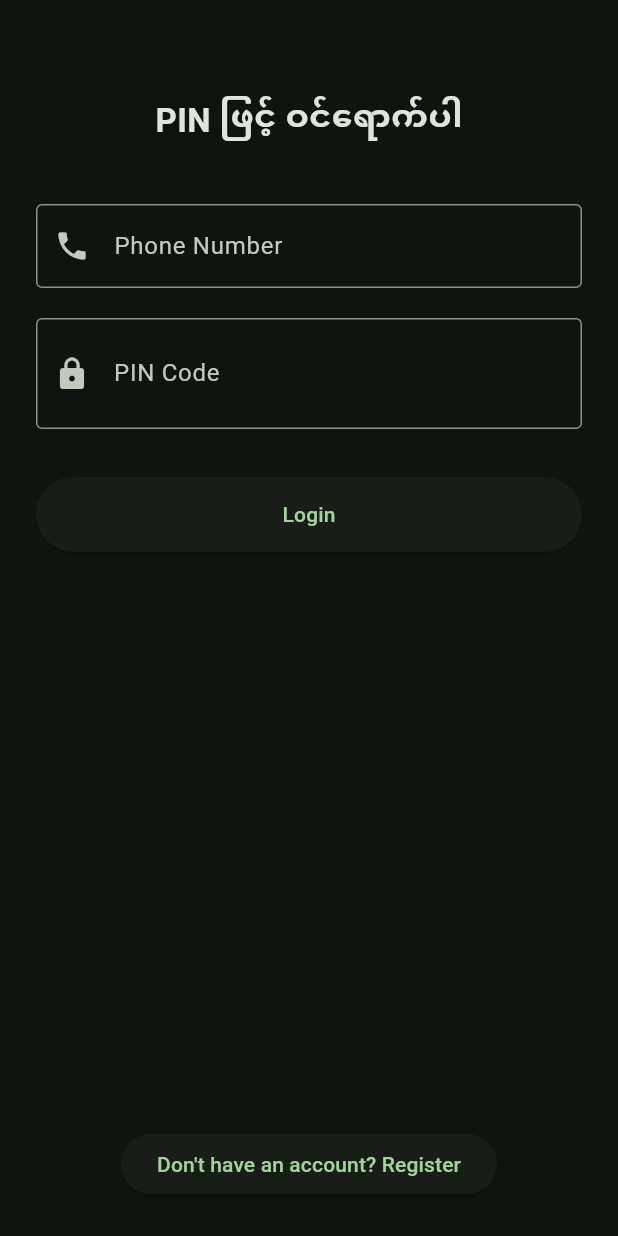
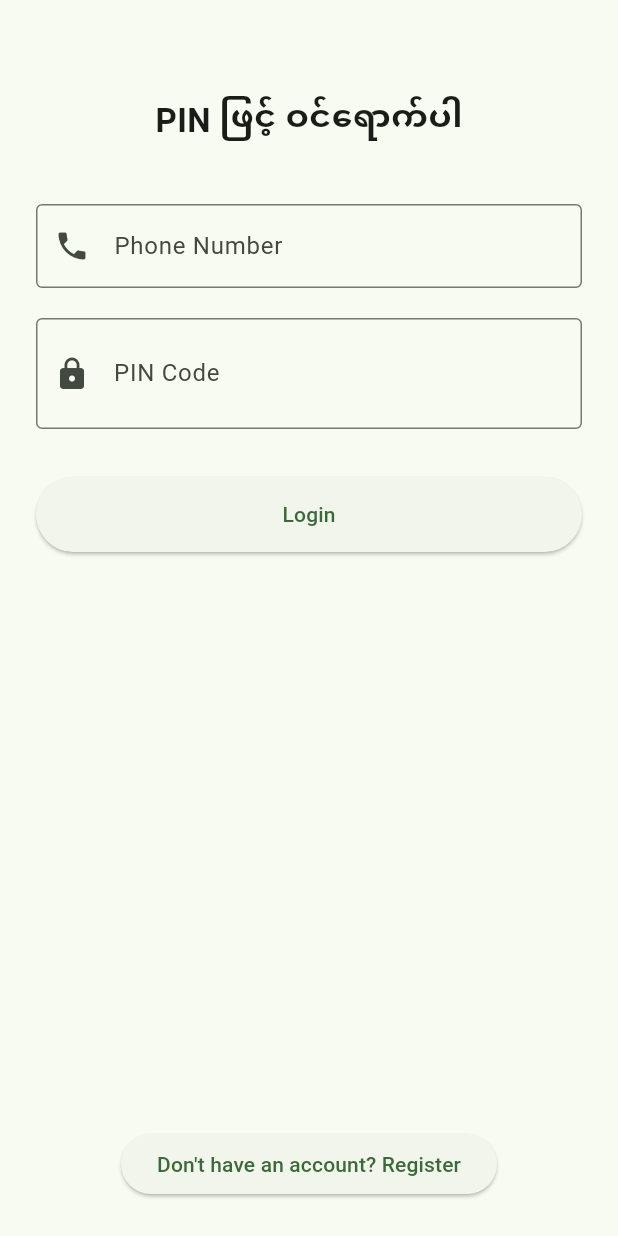
Before and after one commit to thanwannahtun/CheyNgar-App, a Flutter app: the screen it shows after launch, on a phone screen of 412 x 824 dp. Run offline on Flutter 3.47's test engine with Material 3 defaults, Android fonts, the phone set to English and light mode, and no system bars; our stand-ins replace date_time_picker, dio, equatable, flutter_bloc, lottie, pretty_dio_logger and 1 more; network calls fail; Roboto replaces fonts that are missing (Pyidaungsu).

Commit message:
feat: support us fix: auth issues

```diff
--- a/lib/core/api_utils/logout_interceptor.dart
+++ b/lib/core/api_utils/logout_interceptor.dart
@@ -1,6 +1,6 @@
+import 'package:chey_ngar/ui/screens/pin_auth_screen.dart';
 import 'package:dio/dio.dart';
 import 'package:flutter/material.dart';
-import '../../ui/screens/auth/login_screen.dart';
 
 import '../../data/share_preference.dart';
 import '../../main.dart';
@@ -22,7 +22,7 @@ class LogoutInterceptor extends Interceptor {
 
 _logoutUserAndDeleteCredential() async {
   navigatorKey.currentState?.pushAndRemoveUntil(
-    MaterialPageRoute(builder: (context) => LoginScreen()),
+    MaterialPageRoute(builder: (context) => PinAuthScreen()),
     (route) => false,
   );
   await SharePreference.instance.clearAll();
--- a/lib/main.dart
+++ b/lib/main.dart
@@ -54,7 +54,7 @@ class MyApp extends StatelessWidget {
         child: MaterialApp(
           title: 'အချေးအငှား',
           navigatorKey: navigatorKey,
-          themeMode: ThemeMode.dark,
+          themeMode: ThemeMode.system,
           theme: buildLightTheme(),
           darkTheme: buildDarkTheme(),
           onGenerateRoute: RouteGenerator.onGenerateRoute,
--- a/lib/ui/screens/auth/login_screen.dart
+++ b/lib/ui/screens/auth/login_screen.dart
@@ -47,6 +47,7 @@ class _LoginScreenState extends State<LoginScreen> {
             (route) => false,
           );
         }
+        if (state.registerStatus == BlocStatus.success) {}
         if (state.status == BlocStatus.failure) {
           ScaffoldMessenger.of(context).showSnackBar(
             SnackBar(content: Text(state.message ?? "Something went wrong!")),
--- a/lib/ui/screens/pin_auth_screen.dart
+++ b/lib/ui/screens/pin_auth_screen.dart
@@ -53,7 +53,10 @@ class _PinAuthScreenState extends State<PinAuthScreen> {
 
   @override
   Widget build(BuildContext context) {
-    return BlocListener<AuthCubit, AuthState>(
+    return MultiBlocListener(
+      listeners: [
+        BlocListener<AuthCubit, AuthState>(
+          listenWhen: (p, c) => p.status != c.status,
           listener: (context, state) {
             if (state.status == BlocStatus.success) {
               Navigator.pushNamedAndRemoveUntil(
@@ -62,17 +65,21 @@ class _PinAuthScreenState extends State<PinAuthScreen> {
                 (_) => false,
               );
             }
-        if (state.registerStatus == BlocStatus.success) {
-          Navigator.pushNamedAndRemoveUntil(
-            context,
-            RouteNames.app,
-            (_) => false,
-          );
-        }
-
             if (state.status == BlocStatus.failure) {
               ScaffoldMessenger.of(context).showSnackBar(
                 SnackBar(content: Text(state.message ?? "Login failed")),
+              );
+            }
+          },
+        ),
+
+        BlocListener<AuthCubit, AuthState>(
+          listenWhen: (p, c) => p.registerStatus != c.registerStatus,
+          listener: (context, state) {
+            if (state.registerStatus == BlocStatus.success) {
+              setState(() => isRegistration = false);
+              ScaffoldMessenger.of(context).showSnackBar(
+                SnackBar(content: Text("Register success\nLogin again!")),
               );
             }
             if (state.registerStatus == BlocStatus.failure) {
@@ -81,6 +88,8 @@ class _PinAuthScreenState extends State<PinAuthScreen> {
               );
             }
           },
+        ),
+      ],
       child: Scaffold(
         body: SafeArea(
           child: Form(
@@ -153,13 +162,36 @@ class _PinAuthScreenState extends State<PinAuthScreen> {
                         const SizedBox(height: 32),
 
                         /// Button
-                        SizedBox(
+                        BlocBuilder<AuthCubit, AuthState>(
+                          builder: (context, state) {
+                            final bool isLoading =
+                                state.status == BlocStatus.loading ||
+                                state.registerStatus == BlocStatus.loading;
+
+                            return SizedBox(
                               width: double.infinity,
                               height: 50,
                               child: ElevatedButton(
-                            onPressed: _submit,
-                            child: Text(isRegistration ? "Register" : "Login"),
+                                onPressed: isLoading ? null : _submit,
+                                child: Row(
+                                  mainAxisAlignment: MainAxisAlignment.center,
+                                  children: [
+                                    if (isLoading) ...[
+                                      SizedBox(
+                                        width: 18,
+                                        height: 18,
+                                        child: CircularProgressIndicator(
+                                          strokeWidth: 2,
                                         ),
+                                      ),
+                                      SizedBox(width: 10),
+                                    ],
+                                    Text(isRegistration ? "Register" : "Login"),
+                                  ],
+                                ),
+                              ),
+                            );
+                          },
                         ),
 
                         const SizedBox(height: 20),
--- a/lib/ui/screens/splash_screen.dart
+++ b/lib/ui/screens/splash_screen.dart
@@ -1,10 +1,13 @@
 import 'dart:async';
+
+import 'package:flutter_bloc/flutter_bloc.dart';
 
 import '../../../core/extensions/navigator_extension.dart';
 import 'package:flutter/material.dart';
 import '../../../core/env.dart';
 import '../../../core/route_util/route_names.dart';
 import '../../../data/share_preference.dart';
+import '../../bloc/contacts/contacts_cubit.dart';
 
 class SplashScreen extends StatefulWidget {
   const SplashScreen({super.key});
@@ -39,6 +42,9 @@ class _SplashScreenState extends State<SplashScreen>
   @override
   void initState() {
     super.initState();
+
+    /// Fetch initial Contacts or wake up the server
+    context.read<ContactsCubit>().fetchContacts();
     // delayAndNavigateHomeScreen();
 
     /// Animation Setup
--- a/lib/ui/widgets/dialogs/contact_selection_dialog.dart
+++ b/lib/ui/widgets/dialogs/contact_selection_dialog.dart
@@ -49,7 +49,7 @@ class _ContactSelectionDialogState extends State<ContactSelectionDialog> {
           ),
           TextField(
             decoration: const InputDecoration(
-              labelText: 'Search by Name..',
+              labelText: 'Name..',
               prefixIcon: Icon(Icons.search),
               border: OutlineInputBorder(),
             ),
@@ -78,7 +78,7 @@ class _ContactSelectionDialogState extends State<ContactSelectionDialog> {
                 }).toList();
 
                 if (filteredTrips.isEmpty) {
-                  return const Center(child: Text("No trips found."));
+                  return const Center(child: Text("No Contacts."));
                 }
 
                 return ListView.separated(
```
Also changed, not shown: lib/app.dart (+36 -25 lines), lib/ui/screens/repayment_create_screen.dart (+6 -11 lines), lib/ui/screens/support_screen.dart (added, +85 -0 lines), lib/ui/screens/transaction_create_screen.dart (+3 -9 lines). Lines whose indentation alone changed are shown as unchanged.
